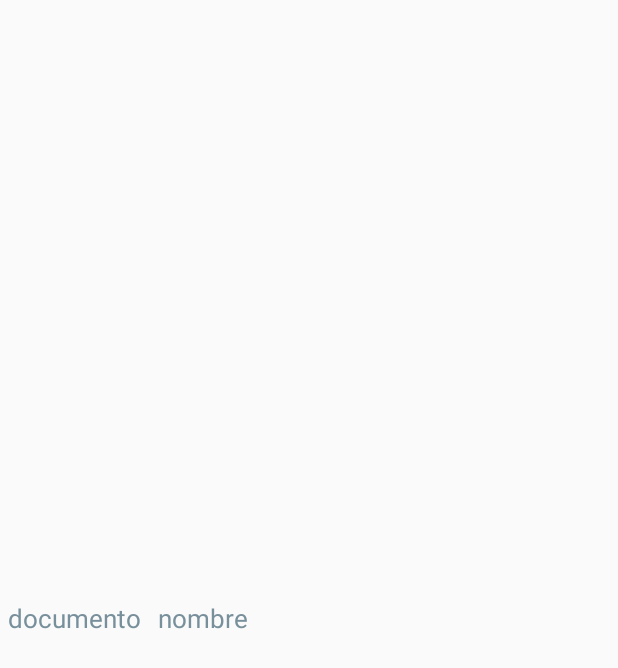
After one commit to jaiver1/AndroidSRCG, an Android app: the layout view_guest_disabled_entry.xml on its own in the app's theme, with its tools: preview values and no code run, on a phone screen of 412 x 824 dp. The commit adds this screen. Shown: the top 668 px of the screen. Run offline under Robolectric (Android 15) with nearby library versions, the phone set to English and light mode, and no system bars.

Commit message:
Initial commit

```diff
--- a/app/src/main/java/software/univalle/srcg/DBController.java
+++ b/app/src/main/java/software/univalle/srcg/DBController.java
@@ -18,7 +18,7 @@ public class DBController extends SQLiteOpenHelper {
 	@Override
 	public void onCreate(SQLiteDatabase database) {
 		String query;
-		query = "CREATE TABLE graduandos ( codigo INTEGER, nombre TEXT, apellido TEXT,programa TEXT," +
+		query = "CREATE TABLE graduandos ( codigo INTEGER,programa TEXT, nombre TEXT, apellido TEXT," +
 				"PRIMARY KEY (codigo))";
 		database.execSQL(query);
 		query = "CREATE TABLE invitados ( documento INTEGER, graduando INTEGER, nombre TEXT, apellido TEXT,asistencia INTEGER," +
--- a/app/src/main/java/software/univalle/srcg/ListActivity.java
+++ b/app/src/main/java/software/univalle/srcg/ListActivity.java
@@ -64,6 +64,7 @@ public class ListActivity extends AppCompatActivity
 
             link = getIntent().getStringExtra("LINK");
             pass = getIntent().getStringExtra("PASS");
+
             List<Item> items = new ArrayList<Item>();
             ArrayList<HashMap<String, String>> graduatesList = controller.getAllGraduates();
             for(int i= 0; i < graduatesList.size(); i++ ){
@@ -78,7 +79,8 @@ public class ListActivity extends AppCompatActivity
                 for(int j= 0; j < guestList.size(); j++ ){
                     HashMap guest = guestList.get(j);
                     items.add(new ListItem(guest.get("documento").toString(),
-                            guest.get("nombre").toString()+" "+guest.get("apellido").toString()));
+                            guest.get("nombre").toString() + " " + guest.get("apellido").toString(),
+                            guest.get("asistencia").toString()));
                 }
             }
 
@@ -220,9 +222,9 @@ public class ListActivity extends AppCompatActivity
 
             queryValues = new HashMap<String, String>();
             queryValues.put("codigo", graduate.get("codigo").toString());
+            queryValues.put("programa", graduate.get("programa").toString());
             queryValues.put("nombre", graduate.get("nombre").toString());
             queryValues.put("apellido", graduate.get("apellido").toString());
-            queryValues.put("programa", graduate.get("programa").toString());
             controller.insertGraduate(queryValues);
 
             for (int j = 0; j < guests.length(); j++) {
--- /dev/null
+++ b/app/src/main/res/layout/view_guest_disabled_entry.xml
@@ -0,0 +1,36 @@
+<?xml version="1.0" encoding="utf-8"?>
+<LinearLayout xmlns:android="http://schemas.android.com/apk/res/android"
+    android:layout_width="match_parent"
+    android:layout_height="match_parent"
+    android:orientation="horizontal">
+
+    <TextView
+        android:id="@+id/txt_guest_disabled_documento"
+        android:layout_width="wrap_content"
+        android:layout_height="match_parent"
+        android:layout_margin="5dip"
+        android:clickable="false"
+        android:gravity="center"
+        android:longClickable="false"
+        android:paddingBottom="1dip"
+        android:paddingTop="1dip"
+        android:text="documento"
+        android:textColor="@color/colorGrey"
+        android:textSize="17dip" />
+
+    <TextView
+        android:id="@+id/txt_guest_disabled_invitado"
+        android:layout_width="wrap_content"
+        android:layout_height="match_parent"
+        android:layout_margin="5dip"
+        android:clickable="false"
+        android:gravity="center"
+        android:linksClickable="false"
+        android:longClickable="false"
+        android:paddingBottom="1dip"
+        android:paddingTop="1dip"
+        android:text="nombre"
+        android:textColor="@color/colorGrey"
+        android:textSize="17dip" />
+
+</LinearLayout>
--- a/app/src/main/res/values/colors.xml
+++ b/app/src/main/res/values/colors.xml
@@ -5,5 +5,5 @@
     <color name="colorPrimaryLight">#ef5350</color>
     <color name="colorAccent">#d50000</color>
     <color name="colorDark">#142b3b</color>
-
+    <color name="colorGrey">#78909c</color>
 </resources>
```
Also changed, not shown: app/src/main/AndroidManifest.xml (+34 -7 lines), app/src/main/java/software/univalle/srcg/ListItem.java (+25 -7 lines), app/src/main/java/software/univalle/srcg/MainActivity.java (+4 -4 lines).
